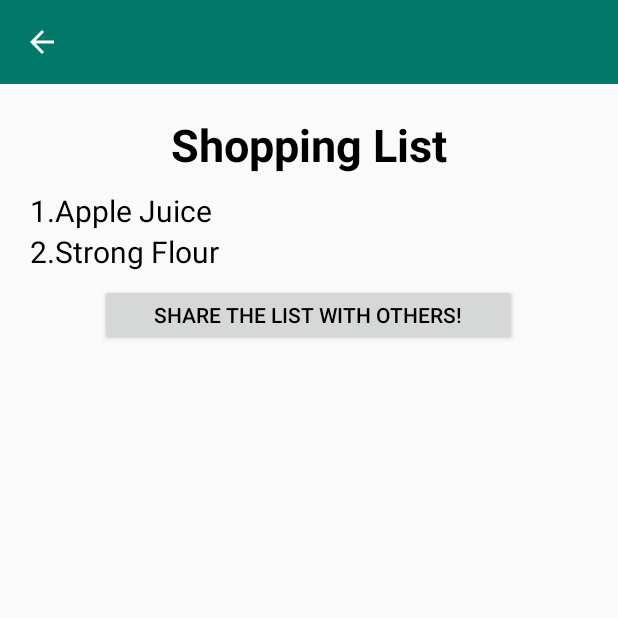
After one commit to lynnlinx/Create, an Android app: the ShoppingListActivity screen opened directly, with no data from a screen before it, on a phone screen of 412 x 824 dp, the top half of it. The commit adds this screen. Run offline under Robolectric (Android 15) with nearby library versions, the phone set to English and light mode, and no system bars.

Commit message:
add shopping list page

```diff
--- a/app/src/main/AndroidManifest.xml
+++ b/app/src/main/AndroidManifest.xml
@@ -29,6 +29,7 @@
         <activity android:name=".SettingActivity" />
         <activity android:name=".ScannerActivity" />
         <activity android:name=".MarketActivity" />
+        <activity android:name=".ShoppingListActivity" />
     </application>
 
 </manifest>
--- a/app/src/main/java/com/example/linxing/create/DetailRecipeActivity.java
+++ b/app/src/main/java/com/example/linxing/create/DetailRecipeActivity.java
@@ -144,7 +144,8 @@ public class DetailRecipeActivity extends AppCompatActivity implements RecipeDet
     @Override
     public void onClick(View v) {
         if (v== buttonList) {
-            Toast.makeText(this, "Be coming soon", Toast.LENGTH_SHORT).show();
+            finish();
+            startActivity(new Intent(this, ShoppingListActivity.class));
         }
         if (v== buttonRemove) {
             Toast.makeText(this, "Be coming soon", Toast.LENGTH_SHORT).show();
--- /dev/null
+++ b/app/src/main/java/com/example/linxing/create/ShoppingListActivity.java
@@ -0,0 +1,44 @@
+package com.example.linxing.create;
+
+import android.content.Intent;
+import android.os.Bundle;
+import android.support.v7.app.AppCompatActivity;
+import android.support.v7.widget.Toolbar;
+import android.view.View;
+import android.widget.Button;
+import android.widget.Toast;
+
+/**
+ * Created by jiana on 2018/2/27.
+ */
+
+public class ShoppingListActivity extends AppCompatActivity implements View.OnClickListener{
+    Toolbar toolbar;
+    Button buttonShare;
+    @Override
+    protected void onCreate(Bundle savedInstanceState) {
+        super.onCreate(savedInstanceState);
+        setContentView(R.layout.shoppinglist);
+        toolbar = (Toolbar) findViewById(R.id.my_toolbar);
+        setSupportActionBar(toolbar);
+        if(getSupportActionBar() != null){
+            getSupportActionBar().setDisplayHomeAsUpEnabled(true);
+            getSupportActionBar().setTitle("");
+
+            toolbar.setNavigationOnClickListener(new View.OnClickListener() {
+                @Override
+                public void onClick(View v) {
+                    startActivity(new Intent(getApplicationContext(),IngredientActivity.class));
+                }
+            });
+        }
+        buttonShare = (Button) findViewById(R.id.btn_share);
+        buttonShare.setOnClickListener(this);
+    }
+    @Override
+    public void onClick(View v) {
+        if (v== buttonShare) {
+            Toast.makeText(this, "Be coming soon", Toast.LENGTH_SHORT).show();
+        }
+    }
+}
--- /dev/null
+++ b/app/src/main/res/layout/shoppinglist.xml
@@ -0,0 +1,76 @@
+<?xml version="1.0" encoding="utf-8"?>
+<RelativeLayout
+    xmlns:android="http://schemas.android.com/apk/res/android"
+    xmlns:app="http://schemas.android.com/apk/res-auto"
+    xmlns:tools="http://schemas.android.com/tools"
+    android:layout_width="match_parent"
+    android:layout_height="match_parent">
+
+    <RelativeLayout
+        android:layout_width="fill_parent"
+        android:layout_height="wrap_content"
+        android:orientation="vertical"
+        xmlns:android="http://schemas.android.com/apk/res/android">
+
+        <LinearLayout
+            android:layout_width="match_parent"
+            android:layout_height="wrap_content"
+            android:orientation="vertical">
+            <android.support.v7.widget.Toolbar
+                android:id="@+id/my_toolbar"
+                android:layout_width="match_parent"
+                android:layout_height="match_parent"
+                android:background="@color/colorPrimary"
+                android:theme="@style/Toolbar.MyStyle">
+            </android.support.v7.widget.Toolbar>
+
+            <ScrollView
+                android:id="@+id/scrollview"
+                android:layout_width="fill_parent"
+                android:layout_height="fill_parent">
+
+                <LinearLayout
+                    android:layout_width="fill_parent"
+                    android:layout_height="fill_parent"
+                    android:orientation="vertical">
+
+                    <TextView
+                        android:id="@+id/recipe_name"
+                        android:layout_width="match_parent"
+                        android:layout_height="wrap_content"
+                        android:gravity="center"
+                        android:textColor="@color/black"
+                        android:textSize="30sp"
+                        android:textStyle="bold"
+                        android:text="Shopping List"
+                        android:layout_marginTop="20dp"
+                        android:layout_marginBottom="10dp"/>
+                    <TextView
+                        android:layout_width="match_parent"
+                        android:layout_height="match_parent"
+                        android:gravity="left"
+                        android:text="1.Apple Juice"
+                        android:layout_marginLeft="20dp"
+                        android:textColor="@color/black"
+                        android:textSize="20sp" />
+                    <TextView
+                        android:layout_width="match_parent"
+                        android:layout_height="match_parent"
+                        android:gravity="left"
+                        android:text="2.Strong Flour"
+                        android:layout_marginLeft="20dp"
+                        android:textColor="@color/black"
+                        android:textSize="20sp" />
+                    <Button
+                        android:id="@+id/btn_share"
+                        android:layout_width="278dp"
+                        android:layout_height="41dp"
+                        android:layout_gravity="center"
+                        android:layout_margin="8dp"
+                        android:text="Share the list with others!"
+                        android:textColor="@color/black"/>
+                </LinearLayout>
+            </ScrollView>
+        </LinearLayout>
+    </RelativeLayout>
+</RelativeLayout>
```
